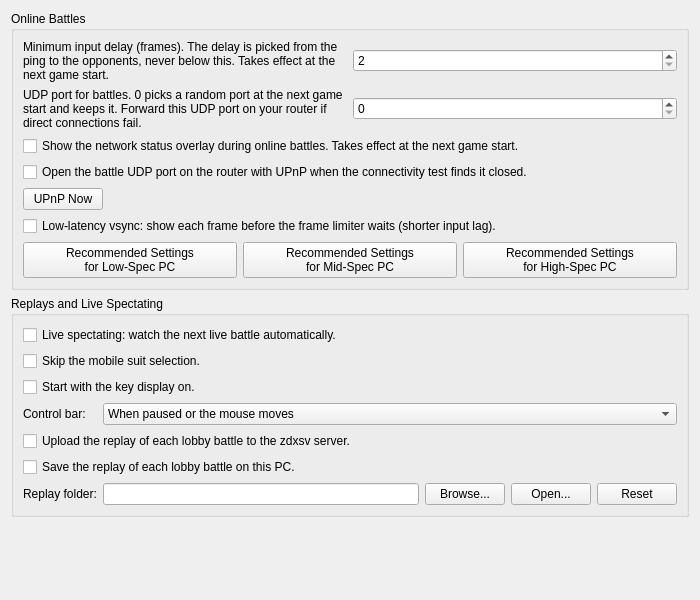
Before: the Qt Designer form pcsx2-qt/Settings/ZdxsvSettingsWidget.ui in inada-s/pcsx2, drawn with Qt 5.
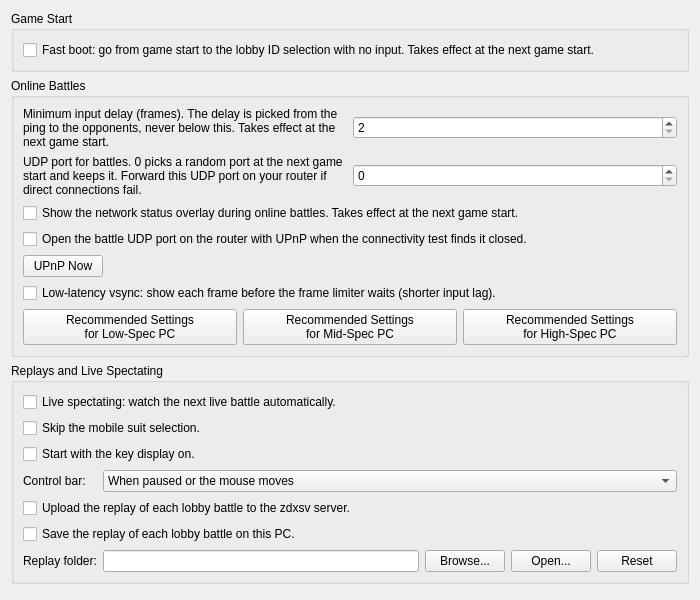
After: the same form once the commit is applied.

Commit message: Zdxsv: Fast boot checkbox in Settings -> zdxsv

Patch:
```diff
--- a/pcsx2-qt/Settings/ZdxsvSettingsWidget.ui
+++ b/pcsx2-qt/Settings/ZdxsvSettingsWidget.ui
@@ -14,6 +14,22 @@
    <string/>
   </property>
   <layout class="QVBoxLayout" name="verticalLayout">
+   <item>
+    <widget class="QGroupBox" name="startGroupBox">
+     <property name="title">
+      <string>Game Start</string>
+     </property>
+     <layout class="QVBoxLayout" name="startLayout">
+      <item>
+       <widget class="QCheckBox" name="zdxsvFastBoot">
+        <property name="text">
+         <string>Fast boot: go from game start to the lobby ID selection with no input. Takes effect at the next game start.</string>
+        </property>
+       </widget>
+      </item>
+     </layout>
+    </widget>
+   </item>
    <item>
     <widget class="QGroupBox" name="battleGroupBox">
      <property name="title">
```
The commit also changes 2 other files.
